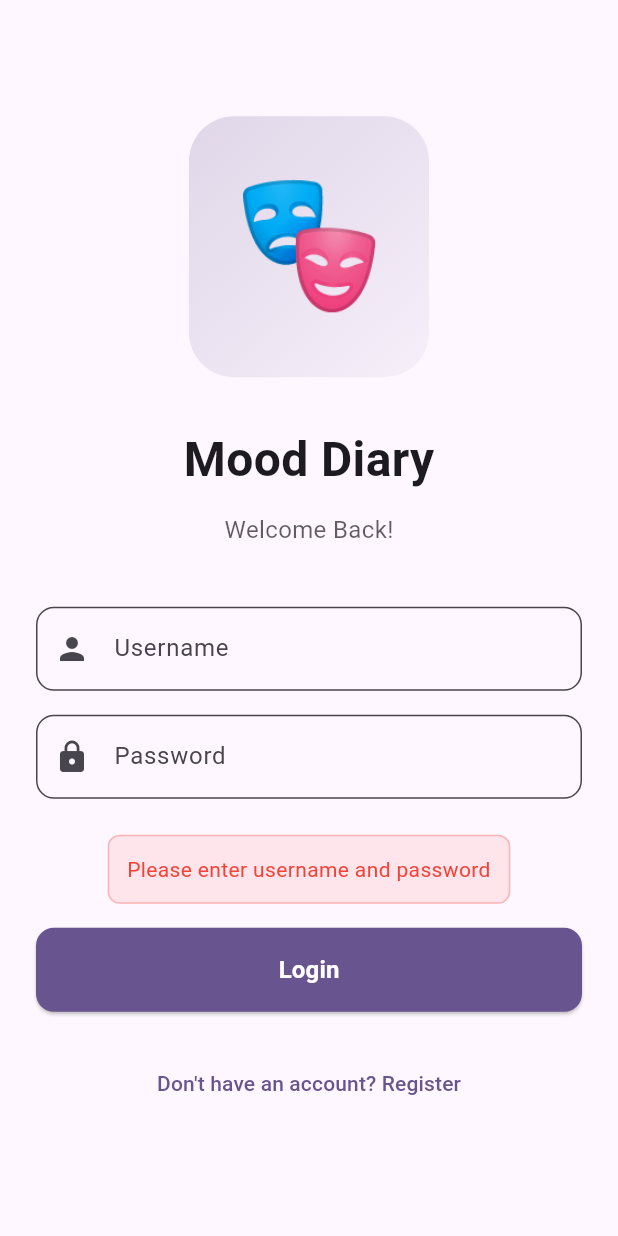
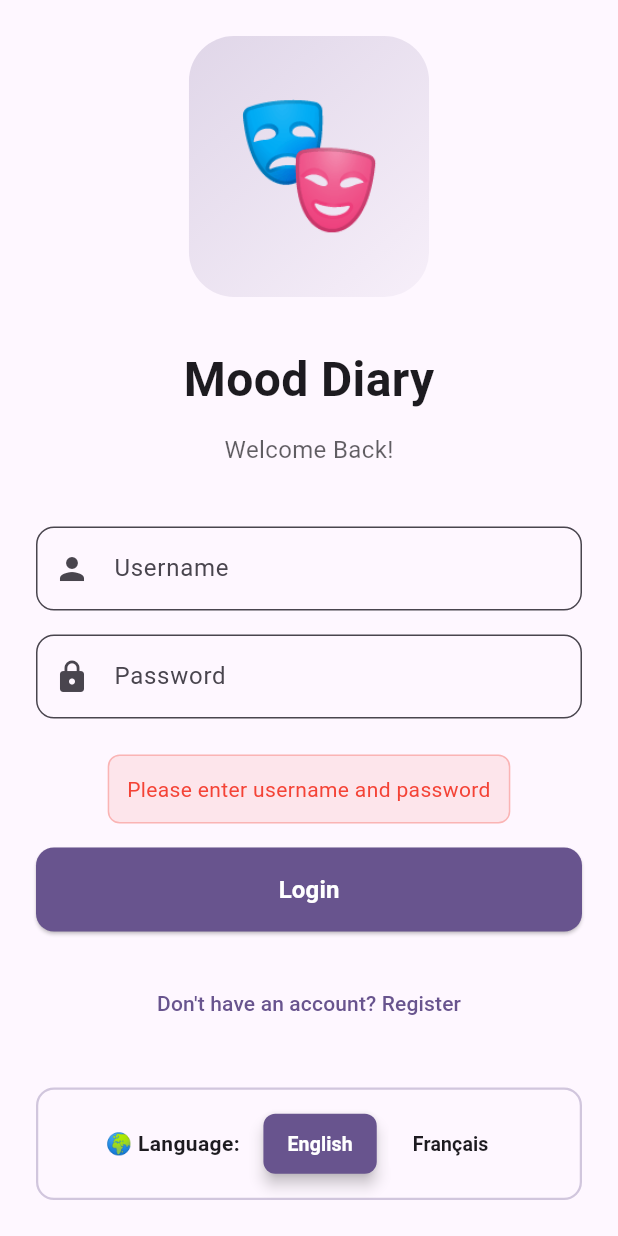
Before and after one commit to MarwenOnGit/notesapp_flutter, a Flutter app: the screen it shows after launch, after a tap on "Login", on a phone screen of 412 x 824 dp. Run offline on Flutter 3.47's test engine with Material 3 defaults, Android fonts, the phone set to English and light mode, and no system bars; our stand-ins replace fl_chart, shared_preferences, sqflite; accounts and stored records are empty.

Commit message:
added some functionalities

```diff
--- a/lib/auth_page.dart
+++ b/lib/auth_page.dart
@@ -17,6 +17,7 @@ class _AuthPageState extends State<AuthPage> {
   bool _isLogin = true;
   bool _isLoading = false;
   String? _errorMessage;
+  String _language = 'en'; // 'en' or 'fr'
 
   Future<void> _handleAuth() async {
     setState(() {
@@ -232,6 +233,86 @@ class _AuthPageState extends State<AuthPage> {
                     ),
                   ),
                 ),
+                const SizedBox(height: 32),
+
+                // Language selector
+                Container(
+                  padding: const EdgeInsets.all(12),
+                  decoration: BoxDecoration(
+                    color: Theme.of(context).colorScheme.surface,
+                    borderRadius: BorderRadius.circular(12),
+                    border: Border.all(
+                      color: Theme.of(context).colorScheme.primary.withOpacity(0.3),
+                      width: 1.5,
+                    ),
+                  ),
+                  child: Row(
+                    mainAxisAlignment: MainAxisAlignment.center,
+                    children: [
+                      const Text(
+                        '🌍 Language: ',
+                        style: TextStyle(
+                          fontSize: 14,
+                          fontWeight: FontWeight.w600,
+                        ),
+                      ),
+                      const SizedBox(width: 12),
+                      ElevatedButton(
+                        onPressed: _isLoading
+                            ? null
+                            : () {
+                                setState(() {
+                                  _language = 'en';
+                                });
+                              },
+                        style: ElevatedButton.styleFrom(
+                          backgroundColor: _language == 'en'
+                              ? Theme.of(context).colorScheme.primary
+                              : Theme.of(context).colorScheme.surface,
+                          foregroundColor: _language == 'en'
+                              ? Colors.white
+                              : Theme.of(context).colorScheme.onBackground,
+                          elevation: _language == 'en' ? 4 : 0,
+                          shape: RoundedRectangleBorder(
+                            borderRadius: BorderRadius.circular(8),
+                          ),
+                          padding: const EdgeInsets.symmetric(horizontal: 16, vertical: 8),
+                        ),
+                        child: const Text(
+                          'English',
+                          style: TextStyle(fontSize: 13, fontWeight: FontWeight.w600),
+                        ),
+                      ),
+                      const SizedBox(width: 8),
+                      ElevatedButton(
+                        onPressed: _isLoading
+                            ? null
+                            : () {
+                                setState(() {
+                                  _language = 'fr';
+                                });
+                              },
+                        style: ElevatedButton.styleFrom(
+                          backgroundColor: _language == 'fr'
+                              ? Theme.of(context).colorScheme.primary
+                              : Theme.of(context).colorScheme.surface,
+                          foregroundColor: _language == 'fr'
+                              ? Colors.white
+                              : Theme.of(context).colorScheme.onBackground,
+                          elevation: _language == 'fr' ? 4 : 0,
+                          shape: RoundedRectangleBorder(
+                            borderRadius: BorderRadius.circular(8),
+                          ),
+                          padding: const EdgeInsets.symmetric(horizontal: 16, vertical: 8),
+                        ),
+                        child: const Text(
+                          'Français',
+                          style: TextStyle(fontSize: 13, fontWeight: FontWeight.w600),
+                        ),
+                      ),
+                    ],
+                  ),
+                ),
               ],
             ),
           ),
--- a/lib/main.dart
+++ b/lib/main.dart
@@ -24,11 +24,29 @@ class MoodDiaryApp extends StatefulWidget {
 class _MoodDiaryAppState extends State<MoodDiaryApp> {
   int? _currentUserId;
   bool _isCheckingAuth = true;
+  bool _isDarkMode = false;
 
   @override
   void initState() {
     super.initState();
     _checkAuthStatus();
+    _loadThemePreference();
+  }
+
+  Future<void> _loadThemePreference() async {
+    final prefs = await SharedPreferences.getInstance();
+    final isDark = prefs.getBool('isDarkMode') ?? false;
+    setState(() {
+      _isDarkMode = isDark;
+    });
+  }
+
+  Future<void> _toggleTheme() async {
+    final prefs = await SharedPreferences.getInstance();
+    setState(() {
+      _isDarkMode = !_isDarkMode;
+    });
+    await prefs.setBool('isDarkMode', _isDarkMode);
   }
 
   Future<void> _checkAuthStatus() async {
@@ -68,9 +86,20 @@ class _MoodDiaryAppState extends State<MoodDiaryApp> {
     return MaterialApp(
       title: 'Mood Diary',
       theme: ThemeData(
-        colorScheme: ColorScheme.fromSeed(seedColor: Colors.deepPurple),
+        colorScheme: ColorScheme.fromSeed(
+          seedColor: Colors.deepPurple,
+          brightness: Brightness.light,
+        ),
         useMaterial3: true,
       ),
+      darkTheme: ThemeData(
+        colorScheme: ColorScheme.fromSeed(
+          seedColor: Colors.deepPurple,
+          brightness: Brightness.dark,
+        ),
+        useMaterial3: true,
+      ),
+      themeMode: _isDarkMode ? ThemeMode.dark : ThemeMode.light,
       home: _isCheckingAuth
           ? const Scaffold(
               body: Center(child: CircularProgressIndicator()),
@@ -80,6 +109,7 @@ class _MoodDiaryAppState extends State<MoodDiaryApp> {
               : HomePage(
                   userId: _currentUserId!,
                   onLogout: _handleLogout,
+                  onThemeToggle: _toggleTheme,
                 ),
     );
   }
@@ -88,11 +118,13 @@ class _MoodDiaryAppState extends State<MoodDiaryApp> {
 class HomePage extends StatefulWidget {
   final int userId;
   final VoidCallback onLogout;
+  final VoidCallback onThemeToggle;
 
   const HomePage({
     super.key,
     required this.userId,
     required this.onLogout,
+    required this.onThemeToggle,
   });
 
   @override
@@ -222,7 +254,7 @@ class _HomePageState extends State<HomePage> {
     }
 
     if (Platform.isAndroid) {
-      return 'http://192.168.1.79:5000';
+      return 'http://192.168.1.183:5000';
     }
 
     return 'http://localhost:5000';
@@ -279,9 +311,31 @@ class _HomePageState extends State<HomePage> {
                   onSelected: (value) {
                     if (value == 'logout') {
                       widget.onLogout();
+                    } else if (value == 'theme') {
+                      widget.onThemeToggle();
                     }
                   },
                   itemBuilder: (BuildContext context) => [
+                    PopupMenuItem<String>(
+                      value: 'theme',
+                      child: Row(
+                        children: [
+                          Icon(
+                            Theme.of(context).brightness == Brightness.dark
+                                ? Icons.light_mode
+                                : Icons.dark_mode,
+                            color: Theme.of(context).colorScheme.onBackground,
+                          ),
+                          const SizedBox(width: 12),
+                          Text(
+                            Theme.of(context).brightness == Brightness.dark
+                                ? 'Light Mode'
+                                : 'Dark Mode',
+                          ),
+                        ],
+                      ),
+                    ),
+                    const PopupMenuDivider(),
                     PopupMenuItem<String>(
                       value: 'logout',
                       child: Row(
@@ -792,6 +846,7 @@ class _AddNotePageState extends State<AddNotePage> {
                             style: TextStyle(
                               fontSize: 16,
                               fontWeight: FontWeight.w600,
+                              color: Colors.white,
                             ),
                           ),
                         ],
@@ -799,13 +854,14 @@ class _AddNotePageState extends State<AddNotePage> {
                     : const Row(
                         mainAxisAlignment: MainAxisAlignment.center,
                         children: [
-                          Icon(Icons.check_circle_outline, size: 22),
+                          Icon(Icons.check_circle_outline, size: 22, color: Colors.white),
                           SizedBox(width: 12),
                           Text(
                             'Save Mood Entry',
                             style: TextStyle(
                               fontSize: 16,
                               fontWeight: FontWeight.w600,
+                              color: Colors.white,
                             ),
                           ),
                         ],
```
